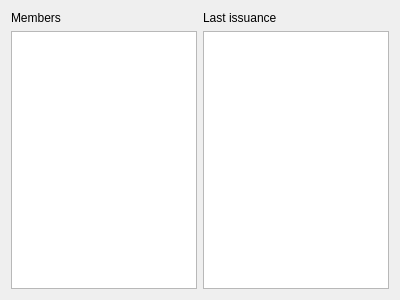
Qt form res/ui/communityTabWidget.ui (duniter/sakia) before a commit.
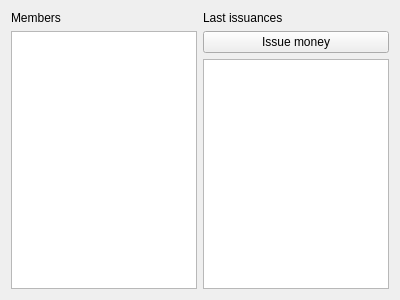
The same form after that commit.

Patch:
```diff
--- a/res/ui/communityTabWidget.ui
+++ b/res/ui/communityTabWidget.ui
@@ -33,7 +33,14 @@
      <item>
       <widget class="QLabel" name="label_2">
        <property name="text">
-        <string>Last issuance</string>
+        <string>Last issuances</string>
+       </property>
+      </widget>
+     </item>
+     <item>
+      <widget class="QPushButton" name="issuanceButton">
+       <property name="text">
+        <string>Issue money</string>
        </property>
       </widget>
      </item>
```
Left out of the diff: 22 changed lines with no effect on the pictures.
